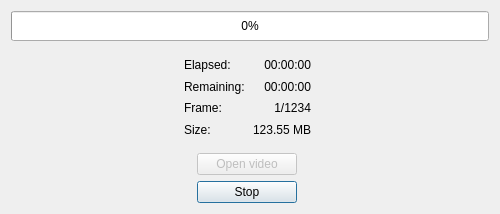
Qt form src/EncodeWindow.ui (mikoro/orientview) before a commit.
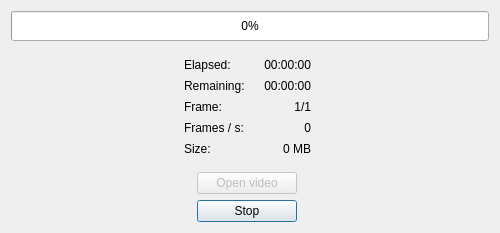
The same form after that commit. Icons and pictures are not drawn.

Commit message: Added fps to encode window

```diff
--- a/src/EncodeWindow.ui
+++ b/src/EncodeWindow.ui
@@ -7,19 +7,19 @@
     <x>0</x>
     <y>0</y>
     <width>500</width>
-    <height>214</height>
+    <height>233</height>
    </rect>
   </property>
   <property name="minimumSize">
    <size>
     <width>0</width>
-    <height>214</height>
+    <height>233</height>
    </size>
   </property>
   <property name="maximumSize">
    <size>
     <width>99999</width>
-    <height>214</height>
+    <height>233</height>
    </size>
   </property>
   <property name="windowTitle">
@@ -30,6 +30,25 @@
     <normaloff>:/icons/misc/icons/orientview.ico</normaloff>:/icons/misc/icons/orientview.ico</iconset>
   </property>
   <layout class="QGridLayout" name="gridLayout">
+   <item row="7" column="1">
+    <widget class="QLabel" name="label_4">
+     <property name="minimumSize">
+      <size>
+       <width>60</width>
+       <height>0</height>
+      </size>
+     </property>
+     <property name="maximumSize">
+      <size>
+       <width>16777215</width>
+       <height>16777215</height>
+      </size>
+     </property>
+     <property name="text">
+      <string>Size:</string>
+     </property>
+    </widget>
+   </item>
    <item row="3" column="1">
     <widget class="QLabel" name="label">
      <property name="minimumSize">
@@ -49,92 +68,6 @@
      </property>
     </widget>
    </item>
-   <item row="4" column="1">
-    <widget class="QLabel" name="label_2">
-     <property name="minimumSize">
-      <size>
-       <width>60</width>
-       <height>0</height>
-      </size>
-     </property>
-     <property name="maximumSize">
-      <size>
-       <width>16777215</width>
-       <height>16777215</height>
-      </size>
-     </property>
-     <property name="text">
-      <string>Remaining:</string>
-     </property>
-    </widget>
-   </item>
-   <item row="4" column="2">
-    <widget class="QLabel" name="labelRemaining">
-     <property name="minimumSize">
-      <size>
-       <width>60</width>
-       <height>0</height>
-      </size>
-     </property>
-     <property name="text">
-      <string>00:00:00</string>
-     </property>
-     <property name="alignment">
-      <set>Qt::AlignRight|Qt::AlignTrailing|Qt::AlignVCenter</set>
-     </property>
-    </widget>
-   </item>
-   <item row="5" column="2">
-    <widget class="QLabel" name="labelFrame">
-     <property name="minimumSize">
-      <size>
-       <width>60</width>
-       <height>0</height>
-      </size>
-     </property>
-     <property name="text">
-      <string>1/1234</string>
-     </property>
-     <property name="alignment">
-      <set>Qt::AlignRight|Qt::AlignTrailing|Qt::AlignVCenter</set>
-     </property>
-    </widget>
-   </item>
-   <item row="6" column="1">
-    <widget class="QLabel" name="label_4">
-     <property name="minimumSize">
-      <size>
-       <width>60</width>
-       <height>0</height>
-      </size>
-     </property>
-     <property name="maximumSize">
-      <size>
-       <width>16777215</width>
-       <height>16777215</height>
-      </size>
-     </property>
-     <property name="text">
-      <string>Size:</string>
-     </property>
-    </widget>
-   </item>
-   <item row="3" column="2">
-    <widget class="QLabel" name="labelElapsed">
-     <property name="minimumSize">
-      <size>
-       <width>60</width>
-       <height>0</height>
-      </size>
-     </property>
-     <property name="text">
-      <string>00:00:00</string>
-     </property>
-     <property name="alignment">
-      <set>Qt::AlignRight|Qt::AlignTrailing|Qt::AlignVCenter</set>
-     </property>
-    </widget>
-   </item>
    <item row="5" column="1">
     <widget class="QLabel" name="label_3">
      <property name="minimumSize">
@@ -154,7 +87,58 @@
      </property>
     </widget>
    </item>
-   <item row="6" column="2">
+   <item row="10" column="1" colspan="2" alignment="Qt::AlignHCenter">
+    <widget class="QPushButton" name="pushButtonStopClose">
+     <property name="minimumSize">
+      <size>
+       <width>100</width>
+       <height>0</height>
+      </size>
+     </property>
+     <property name="maximumSize">
+      <size>
+       <width>16777215</width>
+       <height>16777215</height>
+      </size>
+     </property>
+     <property name="text">
+      <string>Stop</string>
+     </property>
+    </widget>
+   </item>
+   <item row="4" column="2">
+    <widget class="QLabel" name="labelRemaining">
+     <property name="minimumSize">
+      <size>
+       <width>60</width>
+       <height>0</height>
+      </size>
+     </property>
+     <property name="text">
+      <string>00:00:00</string>
+     </property>
+     <property name="alignment">
+      <set>Qt::AlignRight|Qt::AlignTrailing|Qt::AlignVCenter</set>
+     </property>
+    </widget>
+   </item>
+   <item row="8" column="1" colspan="2">
+    <spacer name="verticalSpacer_3">
+     <property name="orientation">
+      <enum>Qt::Vertical</enum>
+     </property>
+     <property name="sizeType">
+      <enum>QSizePolicy::Fixed</enum>
+     </property>
+     <property name="sizeHint" stdset="0">
+      <size>
+       <width>20</width>
+       <height>10</height>
+      </size>
+     </property>
+    </spacer>
+   </item>
+   <item row="7" column="2">
     <widget class="QLabel" name="labelSize">
      <property name="minimumSize">
       <size>
@@ -163,7 +147,7 @@
       </size>
      </property>
      <property name="text">
-      <string>123.55 MB</string>
+      <string>0 MB</string>
      </property>
      <property name="alignment">
       <set>Qt::AlignRight|Qt::AlignTrailing|Qt::AlignVCenter</set>
@@ -183,47 +167,6 @@
      </property>
     </spacer>
    </item>
-   <item row="9" column="1" colspan="2" alignment="Qt::AlignHCenter">
-    <widget class="QPushButton" name="pushButtonStopClose">
-     <property name="minimumSize">
-      <size>
-       <width>100</width>
-       <height>0</height>
-      </size>
-     </property>
-     <property name="maximumSize">
-      <size>
-       <width>16777215</width>
-       <height>16777215</height>
-      </size>
-     </property>
-     <property name="text">
-      <string>Stop</string>
-     </property>
-    </widget>
-   </item>
-   <item row="8" column="1" colspan="2" alignment="Qt::AlignHCenter">
-    <widget class="QPushButton" name="pushButtonOpenVideo">
-     <property name="enabled">
-      <bool>false</bool>
-     </property>
-     <property name="minimumSize">
-      <size>
-       <width>100</width>
-       <height>0</height>
-      </size>
-     </property>
-     <property name="maximumSize">
-      <size>
-       <width>16777215</width>
-       <height>16777215</height>
-      </size>
-     </property>
-     <property name="text">
-      <string>Open video</string>
-     </property>
-    </widget>
-   </item>
    <item row="3" column="4" rowspan="2">
     <spacer name="horizontalSpacer_2">
      <property name="orientation">
@@ -272,21 +215,113 @@
      </property>
     </spacer>
    </item>
-   <item row="7" column="1" colspan="2">
-    <spacer name="verticalSpacer_3">
-     <property name="orientation">
-      <enum>Qt::Vertical</enum>
+   <item row="3" column="2">
+    <widget class="QLabel" name="labelElapsed">
+     <property name="minimumSize">
+      <size>
+       <width>60</width>
+       <height>0</height>
+      </size>
      </property>
-     <property name="sizeType">
-      <enum>QSizePolicy::Fixed</enum>
+     <property name="text">
+      <string>00:00:00</string>
      </property>
-     <property name="sizeHint" stdset="0">
+     <property name="alignment">
+      <set>Qt::AlignRight|Qt::AlignTrailing|Qt::AlignVCenter</set>
+     </property>
+    </widget>
+   </item>
+   <item row="9" column="1" colspan="2" alignment="Qt::AlignHCenter">
+    <widget class="QPushButton" name="pushButtonOpenVideo">
+     <property name="enabled">
+      <bool>false</bool>
+     </property>
+     <property name="minimumSize">
       <size>
-       <width>20</width>
-       <height>10</height>
+       <width>100</width>
+       <height>0</height>
       </size>
      </property>
-    </spacer>
+     <property name="maximumSize">
+      <size>
+       <width>16777215</width>
+       <height>16777215</height>
+      </size>
+     </property>
+     <property name="text">
+      <string>Open video</string>
+     </property>
+    </widget>
+   </item>
+   <item row="5" column="2">
+    <widget class="QLabel" name="labelFrame">
+     <property name="minimumSize">
+      <size>
+       <width>60</width>
+       <height>0</height>
+      </size>
+     </property>
+     <property name="text">
+      <string>1/1</string>
+     </property>
+     <property name="alignment">
+      <set>Qt::AlignRight|Qt::AlignTrailing|Qt::AlignVCenter</set>
+     </property>
+    </widget>
+   </item>
+   <item row="4" column="1">
+    <widget class="QLabel" name="label_2">
+     <property name="minimumSize">
+      <size>
+       <width>60</width>
+       <height>0</height>
+      </size>
+     </property>
+     <property name="maximumSize">
+      <size>
+       <width>16777215</width>
+       <height>16777215</height>
+      </size>
+     </property>
+     <property name="text">
+      <string>Remaining:</string>
+     </property>
+    </widget>
+   </item>
+   <item row="6" column="1">
+    <widget class="QLabel" name="label_5">
+     <property name="minimumSize">
+      <size>
+       <width>60</width>
+       <height>0</height>
+      </size>
+     </property>
+     <property name="maximumSize">
+      <size>
+       <width>16777215</width>
+       <height>16777215</height>
+      </size>
+     </property>
+     <property name="text">
+      <string>Frames / s:</string>
+     </property>
+    </widget>
+   </item>
+   <item row="6" column="2">
+    <widget class="QLabel" name="labelFramesPerSecond">
+     <property name="minimumSize">
+      <size>
+       <width>60</width>
+       <height>0</height>
+      </size>
+     </property>
+     <property name="text">
+      <string>0</string>
+     </property>
+     <property name="alignment">
+      <set>Qt::AlignRight|Qt::AlignTrailing|Qt::AlignVCenter</set>
+     </property>
+    </widget>
    </item>
   </layout>
  </widget>
```
The commit also changes 1 other file.
